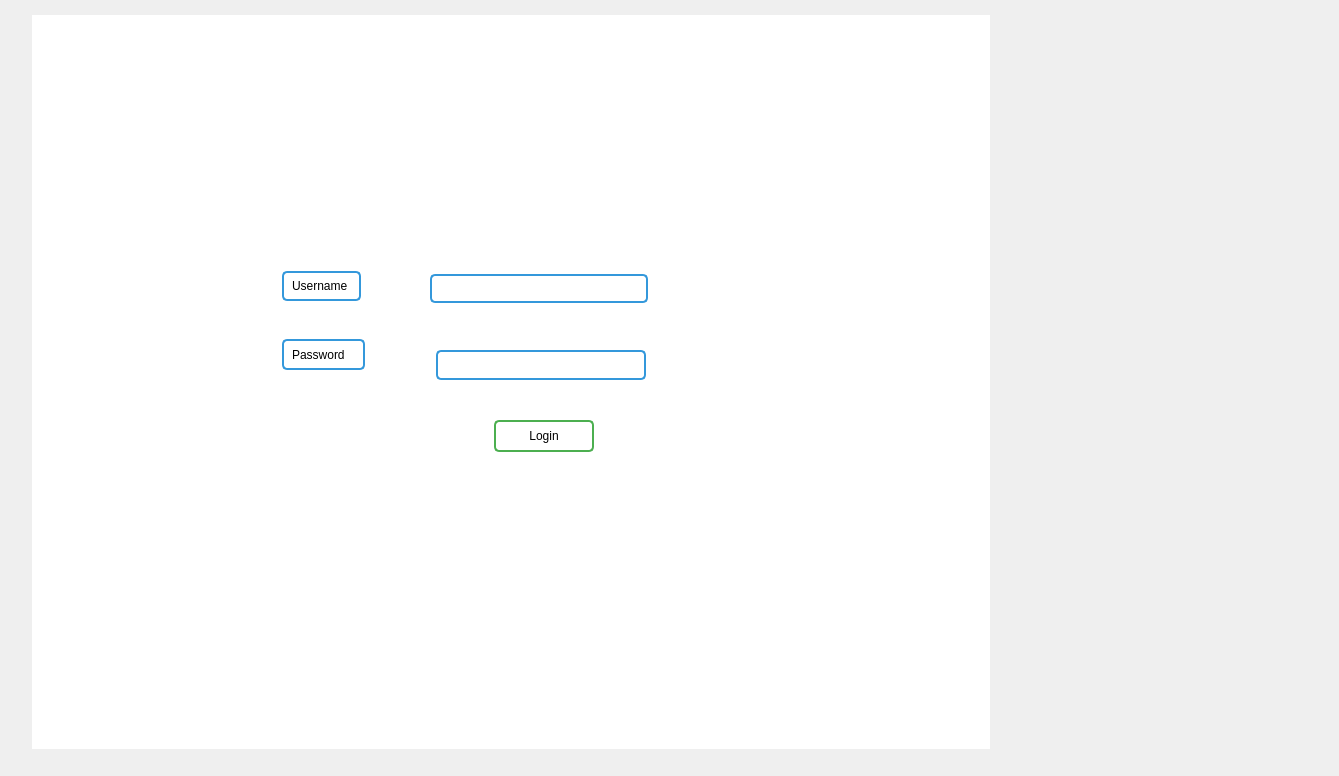
First picture: the form in Forms/mainwindow.ui, repository JustinGetty/LotusAppClient, before the edit.
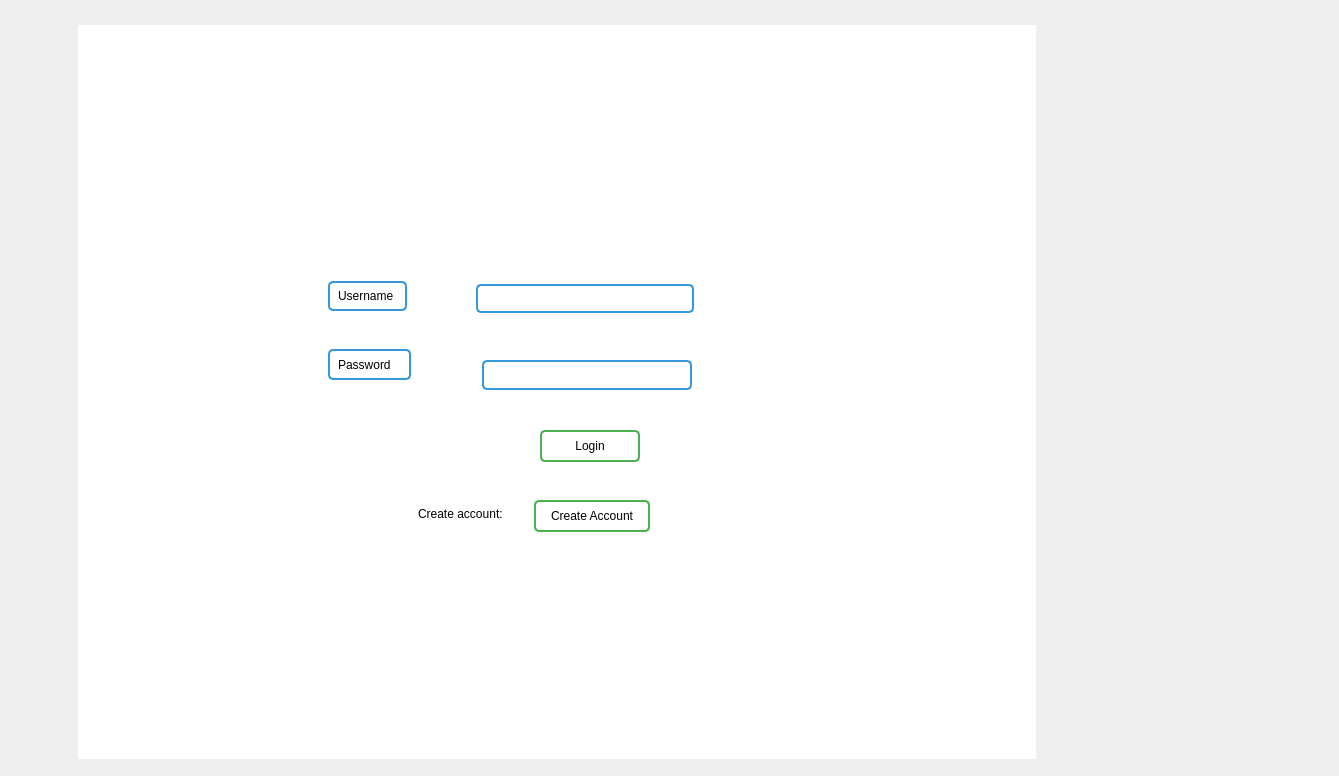
Second picture: the form after the edit.

Commit message: Working, fixed view errors, added button to switch to create account

Patch:
```diff
--- a/Forms/mainwindow.ui
+++ b/Forms/mainwindow.ui
@@ -699,8 +699,8 @@
      <widget class="QWidget" name="widget_2" native="true">
       <property name="geometry">
        <rect>
-        <x>91</x>
-        <y>15</y>
+        <x>137</x>
+        <y>25</y>
         <width>958</width>
         <height>734</height>
        </rect>
@@ -1007,6 +1007,37 @@
 }</string>
        </property>
       </widget>
+      <widget class="QLabel" name="label_5">
+       <property name="geometry">
+        <rect>
+         <x>340</x>
+         <y>472</y>
+         <width>190</width>
+         <height>33</height>
+        </rect>
+       </property>
+       <property name="text">
+        <string>Create account:</string>
+       </property>
+      </widget>
+      <widget class="QPushButton" name="switch_to_create_account_btn">
+       <property name="geometry">
+        <rect>
+         <x>456</x>
+         <y>475</y>
+         <width>116</width>
+         <height>32</height>
+        </rect>
+       </property>
+       <property name="styleSheet">
+        <string notr="true">QPushButton {
+	color: #000000;
+}</string>
+       </property>
+       <property name="text">
+        <string>Create Account</string>
+       </property>
+      </widget>
      </widget>
     </widget>
     <widget class="QWidget" name="create_account">
```
The commit also changes 3 other files.
